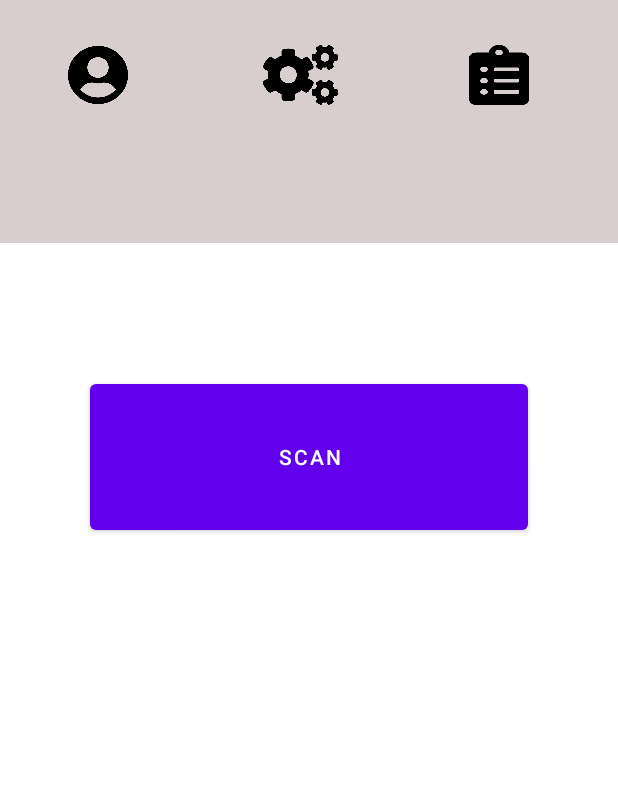
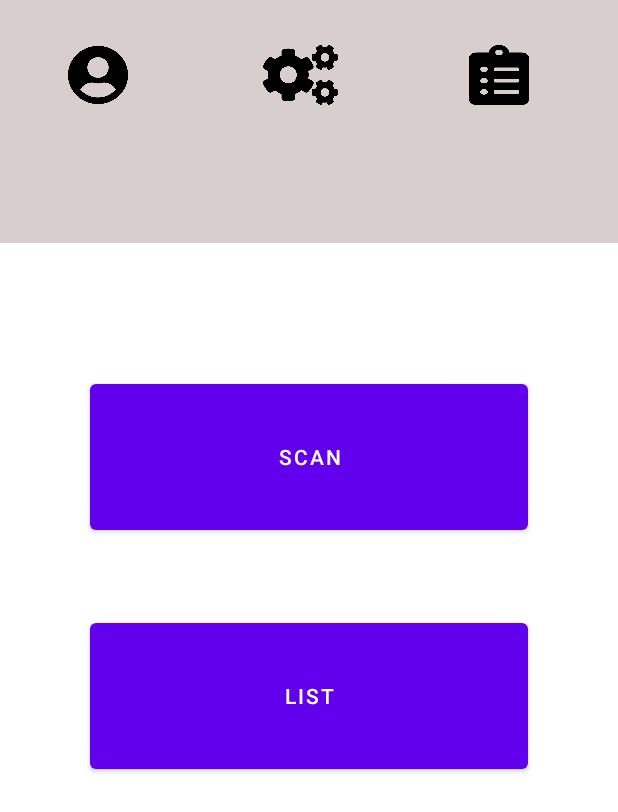
Before and after one commit to Tobiasz123098/ScannerMobileApp, an Android app: the screen it shows after launch (EmployeeScanActivity), on a phone screen of 412 x 824 dp. Shown: the top 812 px of the screen. Run offline under Robolectric (Android 15) with nearby library versions, the phone set to English and light mode, and no system bars; our stand-ins replace Volley; libraries missing offline, so code that uses them is left out: com.google.zxing.integration, pl.puretech.scanner.

```diff
--- a/app/src/main/AndroidManifest.xml
+++ b/app/src/main/AndroidManifest.xml
@@ -13,6 +13,9 @@
         android:roundIcon="@mipmap/ic_launcher_round"
         android:supportsRtl="true"
         android:theme="@style/Theme.ScannerQRApplication">
+        <activity
+            android:name=".OrderListActivity"
+            android:exported="false" />
         <activity android:name=".EmployeeScanActivity">
             <intent-filter>
                 <action android:name="android.intent.action.MAIN" />
--- a/app/src/main/java/com/example/scannerqrapplication/EmployeeScanActivity.java
+++ b/app/src/main/java/com/example/scannerqrapplication/EmployeeScanActivity.java
@@ -62,6 +62,7 @@ try {
         e.printStackTrace();
     }*/
     Button employeeScan;
+    Button listButton;
     TextView employeeTextView;
     TextView employeeStaticText;
     TextView stationStaticText;
@@ -85,6 +86,14 @@ try {
         stationTextView = findViewById(R.id.stationTextView);
         payloadStaticView = findViewById(R.id.payloadStaticText);
         payloadTextView = findViewById(R.id.payloadTextView);
+        listButton = findViewById(R.id.listButton);
+        listButton.setOnClickListener(new View.OnClickListener() {
+            @Override
+            public void onClick(View v) {
+                Intent listIntent = new Intent(getApplicationContext(), OrderListActivity.class);
+                startActivity(listIntent);
+            }
+        });
     }
 
     @Override
--- a/app/src/main/res/layout/activity_employee_scan.xml
+++ b/app/src/main/res/layout/activity_employee_scan.xml
@@ -18,6 +18,21 @@
         android:layout_marginTop="250dp"
         android:layout_marginEnd="60dp"
         android:text="Scan"
+        app:layout_constraintEnd_toEndOf="parent"
+        app:layout_constraintStart_toStartOf="parent"
+        app:layout_constraintTop_toTopOf="parent" />
+
+    <Button
+        android:id="@+id/listButton"
+        android:layout_width="287dp"
+        android:layout_height="109dp"
+        android:layout_below="@+id/employeeButton"
+        android:layout_alignParentStart="true"
+        android:layout_alignParentEnd="true"
+        android:layout_marginStart="60dp"
+        android:layout_marginTop="50dp"
+        android:layout_marginEnd="60dp"
+        android:text="List"
         app:layout_constraintEnd_toEndOf="parent"
         app:layout_constraintStart_toStartOf="parent"
         app:layout_constraintTop_toTopOf="parent" />
```
Also changed, not shown: app/src/main/java/com/example/scannerqrapplication/OrderListActivity.java (added, +64 -0 lines), app/src/main/res/layout/activity_order_list.xml (added, +20 -0 lines).
